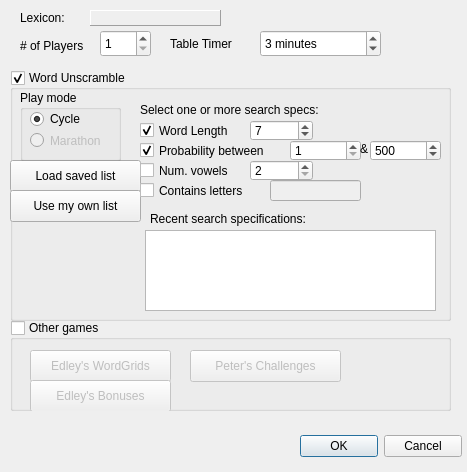
domino14/aerolithdesktop, file aerolith/trunk/src/aerolithclient/tableCreateForm.ui: the form before one commit.
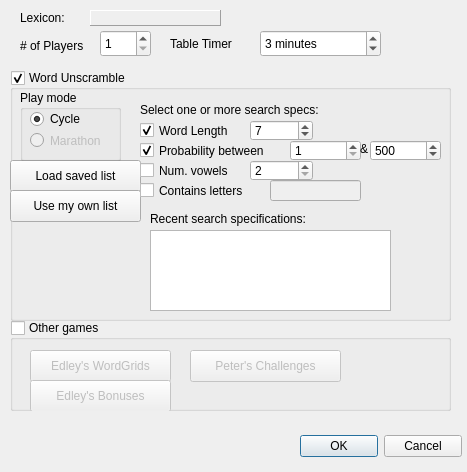
The form after the commit.

Commit message: added probability sort.. fixing, still need to do definitions

Diff of the .ui file:
```diff
--- a/aerolith/trunk/src/aerolithclient/tableCreateForm.ui
+++ b/aerolith/trunk/src/aerolithclient/tableCreateForm.ui
@@ -253,16 +253,6 @@
      </property>
     </widget>
    </widget>
-   <widget class="QListView" name="listView">
-    <property name="geometry">
-     <rect>
-      <x>135</x>
-      <y>160</y>
-      <width>291</width>
-      <height>81</height>
-     </rect>
-    </property>
-   </widget>
    <widget class="QLabel" name="Recen">
     <property name="geometry">
      <rect>
@@ -449,6 +439,16 @@
      </rect>
     </property>
    </widget>
+   <widget class="QListWidget" name="listWidgetTopLevelList">
+    <property name="geometry">
+     <rect>
+      <x>140</x>
+      <y>160</y>
+      <width>241</width>
+      <height>81</height>
+     </rect>
+    </property>
+   </widget>
   </widget>
   <widget class="QGroupBox" name="groupBoxOtherGames">
    <property name="geometry">
```
The commit also changes 2 other files.
